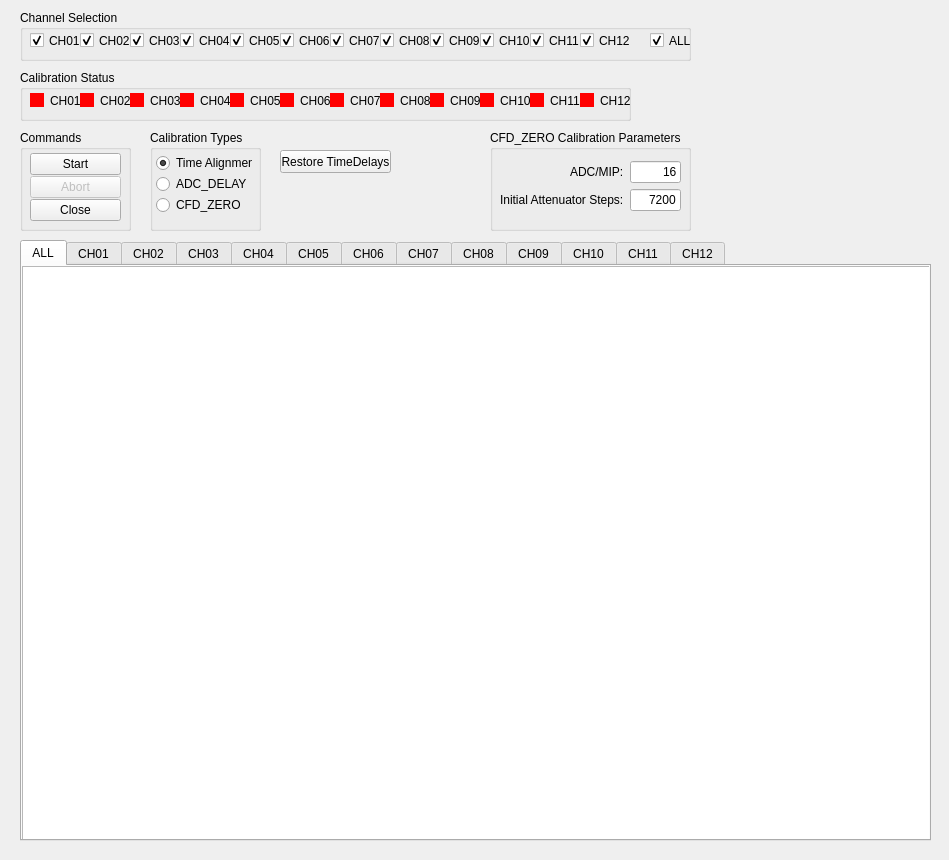
Above: calibration.ui from Nikitavoz/HistogramsReader before the change. Below: the same form after it.
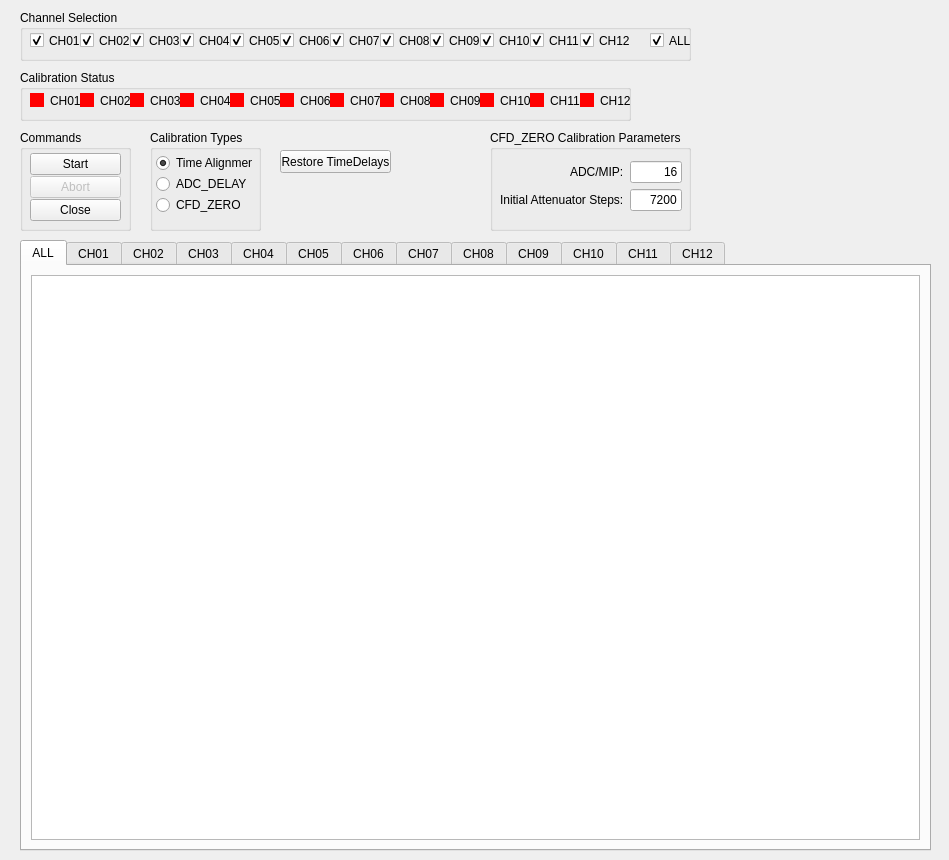
That is the form after the change.

Commit message: resize tab widget / fix calibration status colors

```diff
--- a/calibration.ui
+++ b/calibration.ui
@@ -16,6 +16,12 @@
     <verstretch>0</verstretch>
    </sizepolicy>
   </property>
+  <property name="minimumSize">
+   <size>
+    <width>949</width>
+    <height>860</height>
+   </size>
+  </property>
   <property name="windowTitle">
    <string>Calibration</string>
   </property>
@@ -257,7 +263,7 @@
      <rect>
       <x>10</x>
       <y>20</y>
-      <width>181</width>
+      <width>182</width>
       <height>71</height>
      </rect>
     </property>
@@ -650,7 +656,7 @@
      <x>20</x>
      <y>240</y>
      <width>911</width>
-     <height>601</height>
+     <height>611</height>
     </rect>
    </property>
    <property name="currentIndex">
@@ -660,15 +666,9 @@
     <attribute name="title">
      <string>ALL</string>
     </attribute>
+    <layout class="QVBoxLayout" name="verticalLayout_2">
+     <item>
     <widget class="QPlainTextEdit" name="plainTextEditALL">
-     <property name="geometry">
-      <rect>
-       <x>0</x>
-       <y>0</y>
-       <width>911</width>
-       <height>581</height>
-      </rect>
-     </property>
      <property name="sizePolicy">
       <sizepolicy hsizetype="Preferred" vsizetype="Expanding">
        <horstretch>0</horstretch>
@@ -682,6 +682,8 @@
       <set>Qt::NoTextInteraction</set>
      </property>
     </widget>
+     </item>
+    </layout>
    </widget>
    <widget class="QWidget" name="tabCH01">
     <attribute name="title">
```
Lines whose indentation alone changed are shown as unchanged. The commit also changes 3 other files.
